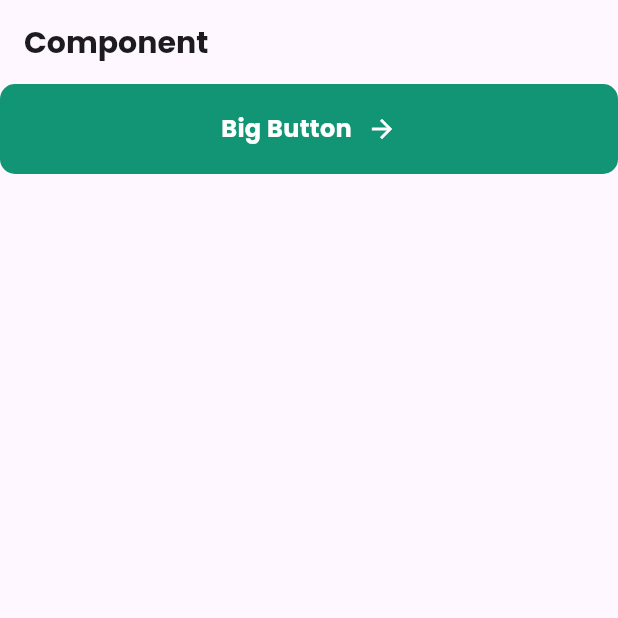
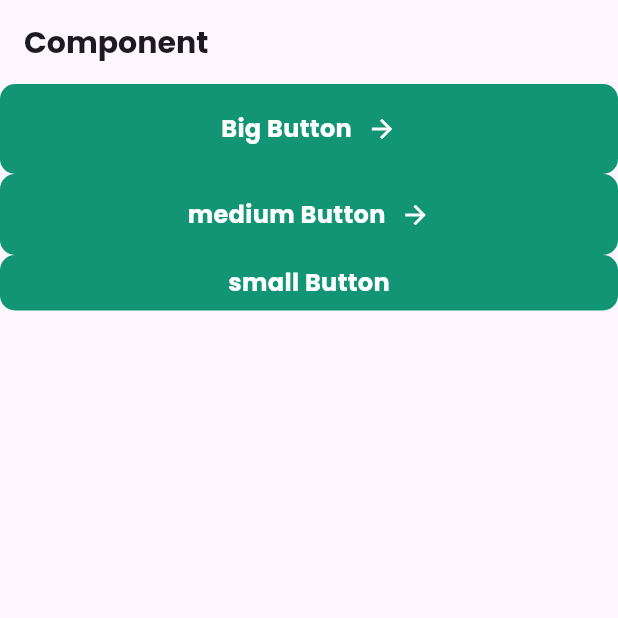
Before and after one commit to yooyeonhee/flutter_recipe, a Flutter app: the screen it shows after launch, on a phone screen of 412 x 824 dp, the top half of it. Run offline on Flutter 3.47's test engine with Material 3 defaults, Android fonts, the phone set to English and light mode, and no system bars.

Commit message:
Feat: 버튼 공통 컴포넌트 생성

```diff
--- /dev/null
+++ b/lib/core/presentation/components/medium_button.dart
@@ -0,0 +1,70 @@
+import 'package:flutter/material.dart';
+import 'package:recipe_flutter/ui/color_styles.dart';
+import 'package:recipe_flutter/ui/text_styles.dart';
+
+class MediumButton extends StatefulWidget {
+  final String text;
+  final void Function() onPressed;
+
+  const MediumButton(
+    this.text, {
+    super.key,
+    required this.onPressed,
+  });
+
+  @override
+  State<MediumButton> createState() => _MediumButtonState();
+}
+
+class _MediumButtonState extends State<MediumButton> {
+  bool isPressed = false;
+
+  @override
+  Widget build(BuildContext context) {
+    return GestureDetector(
+      onTapDown: (_) {
+        setState(() {
+          isPressed = true;
+        });
+      },
+      onTapUp: (_) {
+        setState(() {
+          isPressed = false;
+        });
+        widget.onPressed();
+      },
+      onTapCancel: () {
+        setState(() {
+          isPressed = false;
+        });
+      },
+      child: Container(
+        height: 54,
+        decoration: BoxDecoration(
+          borderRadius: BorderRadius.circular(10),
+          color: isPressed ? ColorStyles.gray4 : ColorStyles.primary100,
+        ),
+        child: Row(
+          mainAxisAlignment: MainAxisAlignment.center,
+          children: [
+            Text(
+              widget.text,
+              // copyWith를 사용하게 되면 런타임에 복사가 되기때문에 성능이 저하될 수 있다. TextStyles 내부에 컬러 속성까지 부여해서 해결할 수 있다.
+              style: TextStyles.normalTextBold.copyWith(
+                color: ColorStyles.white,
+              ),
+            ),
+            const SizedBox(
+              width: 10,
+            ),
+            const Icon(
+              Icons.arrow_forward,
+              size: 20,
+              color: ColorStyles.white,
+            )
+          ],
+        ),
+      ),
+    );
+  }
+}
--- /dev/null
+++ b/lib/core/presentation/components/small_button.dart
@@ -0,0 +1,62 @@
+import 'package:flutter/material.dart';
+import 'package:recipe_flutter/ui/color_styles.dart';
+import 'package:recipe_flutter/ui/text_styles.dart';
+
+class SmallButton extends StatefulWidget {
+  final String text;
+  final void Function() onPressed;
+
+  const SmallButton(
+    this.text, {
+    super.key,
+    required this.onPressed,
+  });
+
+  @override
+  State<SmallButton> createState() => _SmallButtonState();
+}
+
+class _SmallButtonState extends State<SmallButton> {
+  bool isPressed = false;
+
+  @override
+  Widget build(BuildContext context) {
+    return GestureDetector(
+      onTapDown: (_) {
+        setState(() {
+          isPressed = true;
+        });
+      },
+      onTapUp: (_) {
+        setState(() {
+          isPressed = false;
+        });
+        widget.onPressed();
+      },
+      onTapCancel: () {
+        setState(() {
+          isPressed = false;
+        });
+      },
+      child: Container(
+        height: 37,
+        decoration: BoxDecoration(
+          borderRadius: BorderRadius.circular(10),
+          color: isPressed ? ColorStyles.gray4 : ColorStyles.primary100,
+        ),
+        child: Row(
+          mainAxisAlignment: MainAxisAlignment.center,
+          children: [
+            Text(
+              widget.text,
+              // copyWith를 사용하게 되면 런타임에 복사가 되기때문에 성능이 저하될 수 있다. TextStyles 내부에 컬러 속성까지 부여해서 해결할 수 있다.
+              style: TextStyles.normalTextBold.copyWith(
+                color: ColorStyles.white,
+              ),
+            ),
+          ],
+        ),
+      ),
+    );
+  }
+}
--- a/lib/main.dart
+++ b/lib/main.dart
@@ -1,5 +1,7 @@
 import 'package:flutter/material.dart';
 import 'package:recipe_flutter/core/presentation/components/big_button.dart';
+import 'package:recipe_flutter/core/presentation/components/medium_button.dart';
+import 'package:recipe_flutter/core/presentation/components/small_button.dart';
 import 'package:recipe_flutter/ui/text_styles.dart';
 
 void main() {
@@ -58,6 +60,18 @@ class MyHomePage extends StatelessWidget {
               print('Big Button');
             },
           ),
+          MediumButton(
+            'medium Button',
+            onPressed: () {
+              print('Medium Button');
+            },
+          ),
+          SmallButton(
+            'small Button',
+            onPressed: () {
+              print('Small Button');
+            },
+          ),
         ],
       ),
     );
```
Also changed, not shown: 1 other file.
